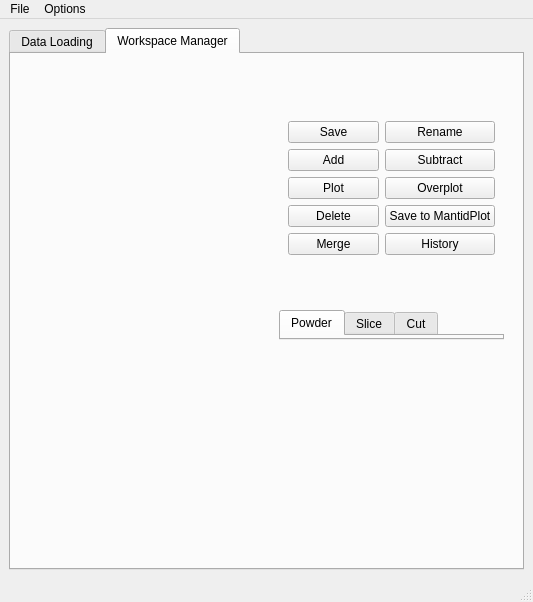
This is mslice/app/mainwindow.ui in mantidproject/mslice as Qt 5 draws it before an edit. The edited form follows.
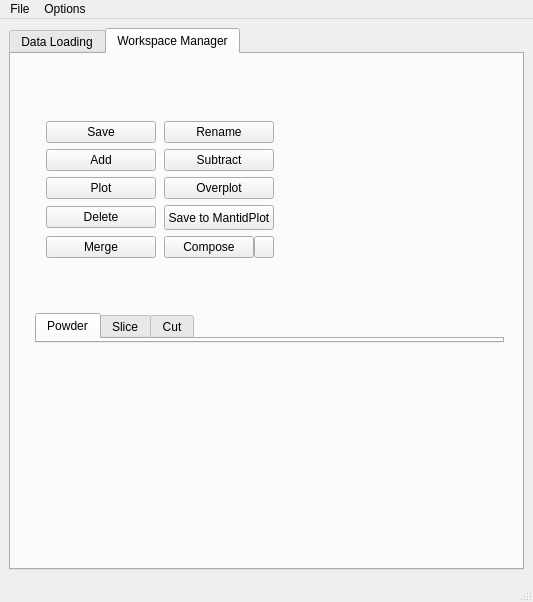
This is the edited form. The open tabs and pages were chosen to show the change. Custom widgets are drawn as their Qt base class.

Commit message: Re #463 - Implemented selectable operator button in gui with Scale, Bose options

The edit to the form file:
```diff
--- a/mslice/app/mainwindow.ui
+++ b/mslice/app/mainwindow.ui
@@ -97,27 +97,6 @@
                  </property>
                 </spacer>
                </item>
-               <item row="6" column="1">
-                <widget class="QPushButton" name="btnSaveToADS">
-                 <property name="enabled">
-                  <bool>true</bool>
-                 </property>
-                 <property name="maximumSize">
-                  <size>
-                   <width>110</width>
-                   <height>16777215</height>
-                  </size>
-                 </property>
-                 <property name="font">
-                  <font>
-                   <pointsize>9</pointsize>
-                  </font>
-                 </property>
-                 <property name="text">
-                  <string>Save to MantidPlot</string>
-                 </property>
-                </widget>
-               </item>
                <item row="6" column="0">
                 <widget class="QPushButton" name="btnDelete">
                  <property name="maximumSize">
@@ -222,11 +201,130 @@
                  </property>
                 </spacer>
                </item>
+               <item row="6" column="1">
+                <widget class="QFrame" name="stackFrame">
+                 <property name="sizePolicy">
+                  <sizepolicy hsizetype="Minimum" vsizetype="Minimum">
+                   <horstretch>0</horstretch>
+                   <verstretch>0</verstretch>
+                  </sizepolicy>
+                 </property>
+                 <property name="minimumSize">
+                  <size>
+                   <width>110</width>
+                   <height>25</height>
+                  </size>
+                 </property>
+                 <property name="frameShape">
+                  <enum>QFrame::NoFrame</enum>
+                 </property>
+                 <property name="frameShadow">
+                  <enum>QFrame::Plain</enum>
+                 </property>
+                 <property name="lineWidth">
+                  <number>0</number>
+                 </property>
+                 <widget class="QPushButton" name="btnSaveToADS">
+                  <property name="enabled">
+                   <bool>true</bool>
+                  </property>
+                  <property name="geometry">
+                   <rect>
+                    <x>0</x>
+                    <y>0</y>
+                    <width>110</width>
+                    <height>25</height>
+                   </rect>
+                  </property>
+                  <property name="sizePolicy">
+                   <sizepolicy hsizetype="Minimum" vsizetype="Minimum">
+                    <horstretch>0</horstretch>
+                    <verstretch>0</verstretch>
+                   </sizepolicy>
+                  </property>
+                  <property name="minimumSize">
+                   <size>
+                    <width>110</width>
+                    <height>25</height>
+                   </size>
+                  </property>
+                  <property name="maximumSize">
+                   <size>
+                    <width>110</width>
+                    <height>16777215</height>
+                   </size>
+                  </property>
+                  <property name="font">
+                   <font>
+                    <pointsize>9</pointsize>
+                   </font>
+                  </property>
+                  <property name="text">
+                   <string>Save to MantidPlot</string>
+                  </property>
+                 </widget>
+                </widget>
+               </item>
                <item row="7" column="1">
-                <widget class="QPushButton" name="btnHistory">
-                 <property name="text">
-                  <string>History</string>
+                <widget class="QFrame" name="composeFrame">
+                 <property name="maximumSize">
+                  <size>
+                   <width>110</width>
+                   <height>16777215</height>
+                  </size>
                  </property>
+                 <layout class="QHBoxLayout" name="composeLayout">
+                  <property name="spacing">
+                   <number>0</number>
+                  </property>
+                  <property name="leftMargin">
+                   <number>0</number>
+                  </property>
+                  <property name="topMargin">
+                   <number>0</number>
+                  </property>
+                  <property name="rightMargin">
+                   <number>0</number>
+                  </property>
+                  <property name="bottomMargin">
+                   <number>0</number>
+                  </property>
+                  <item>
+                   <widget class="QPushButton" name="btnCompose">
+                    <property name="sizePolicy">
+                     <sizepolicy hsizetype="Expanding" vsizetype="Minimum">
+                      <horstretch>0</horstretch>
+                      <verstretch>0</verstretch>
+                     </sizepolicy>
+                    </property>
+                    <property name="text">
+                     <string>Compose</string>
+                    </property>
+                   </widget>
+                  </item>
+                  <item>
+                   <widget class="QPushButton" name="btnComposeMenu">
+                    <property name="sizePolicy">
+                     <sizepolicy hsizetype="Maximum" vsizetype="Minimum">
+                      <horstretch>0</horstretch>
+                      <verstretch>0</verstretch>
+                     </sizepolicy>
+                    </property>
+                    <property name="minimumSize">
+                     <size>
+                      <width>20</width>
+                      <height>0</height>
+                     </size>
+                    </property>
+                    <property name="maximumSize">
+                     <size>
+                      <width>10</width>
+                      <height>16777215</height>
+                     </size>
+                    </property>
+                   </widget>
+                  </item>
+                 </layout>
                 </widget>
                </item>
               </layout>
```
The commit also changes 3 other files.
